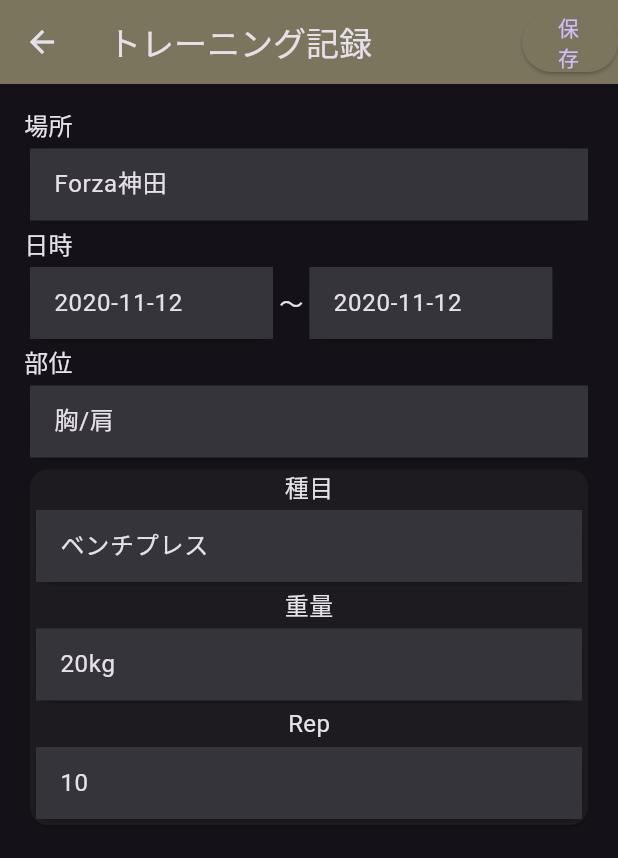
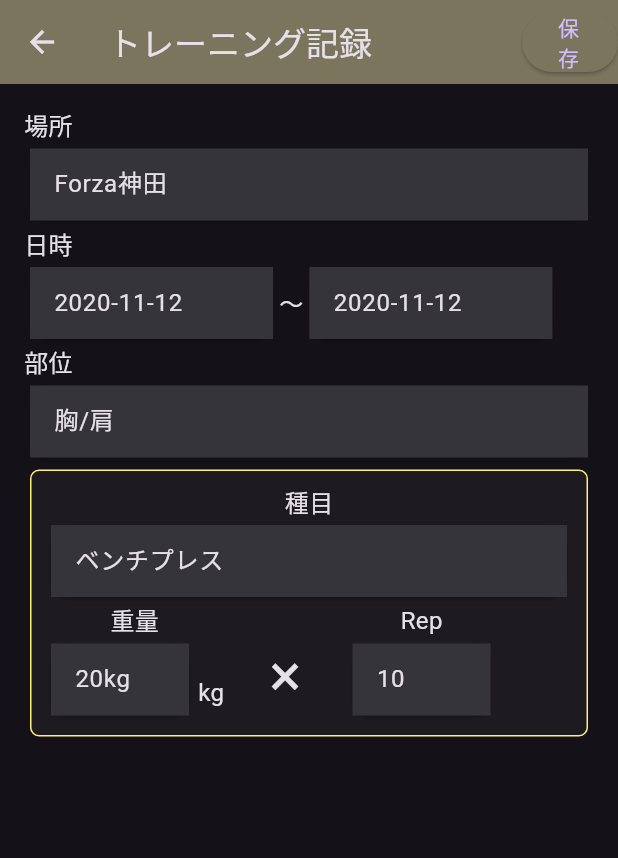
Before and after one commit to kana0830/gym_freak, a Flutter app: the EditTrainingMemo screen opened directly, on a phone screen of 412 x 824 dp. Shown: the top 858 px of the screen. Run offline on Flutter 3.47's test engine with Material 3 defaults, Android fonts, the phone set to English and light mode, and no system bars; our stand-ins replace cloud_firestore, firebase_core, flutter_datetime_picker_plus, flutter_riverpod, go_router, riverpod_annotation and 1 more; missing offline and left inert: age_calculator, firebase_ui_auth; accounts and stored records are empty; generated files the repository leaves out were written again.

Commit message:
トレーニング記録登録画面の作成

```diff
--- a/lib/views/screens/pages/edit_training_memo.dart
+++ b/lib/views/screens/pages/edit_training_memo.dart
@@ -89,17 +89,59 @@ class EditTrainingMemo extends ConsumerWidget {
   // トレーニング種目
   Widget _trainingMenu() {
     return Card(
+        shadowColor: Colors.transparent,
+        elevation: 0,
+        shape: const RoundedRectangleBorder(
+          side: BorderSide(color: Color(0xFFFFF176), width: 1),
+          borderRadius: BorderRadius.all(Radius.circular(6)),
+        ),
+        child: Padding(
+          padding: const EdgeInsets.all(10.0),
+          child: Column(
+            crossAxisAlignment: CrossAxisAlignment.start,
+            children: [
+              Container(
                   child: Column(
                 children: [
                   const Text('種目'),
                   _textField(1, 'ベンチプレス'),
+                ],
+              )),
+              Row(
+                children: [
+                  Column(
+                    children: [
                       const Text('重量'),
-          _textField(1, '20kg'),
+                      Row(
+                        crossAxisAlignment: CrossAxisAlignment.end,
+                        children: [
+                          Container(width: 100, child: _textField(1, '20kg')),
+                          Padding(
+                            padding:
+                                const EdgeInsets.only(left: 2.0, bottom: 8.0),
+                            child: Text('kg'),
+                          )
+                        ],
+                      ),
+                    ],
+                  ),
+                  Container(
+                    padding: EdgeInsets.only(left: 30.0, right: 30.0, top: 18.0),
+                    child: Text('×', style: TextStyle(fontSize: 40.0)),
+                  ),
+                  Container(
+                      width: 100,
+                      child: Column(
+                        children: [
                           const Text('Rep'),
                           _textField(1, '10'),
                         ],
-      )
-    );
+                      )),
+                ],
+              ),
+            ],
+          ),
+        ));
   }
 
   // 入力欄
```
Lines whose indentation alone changed are shown as unchanged.
